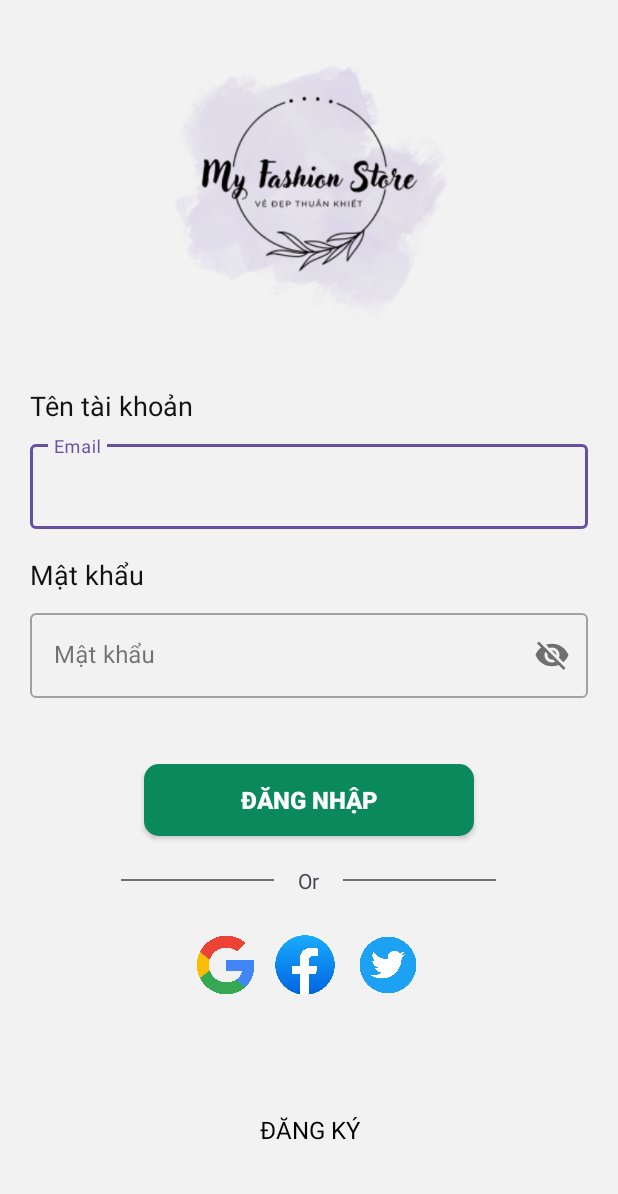
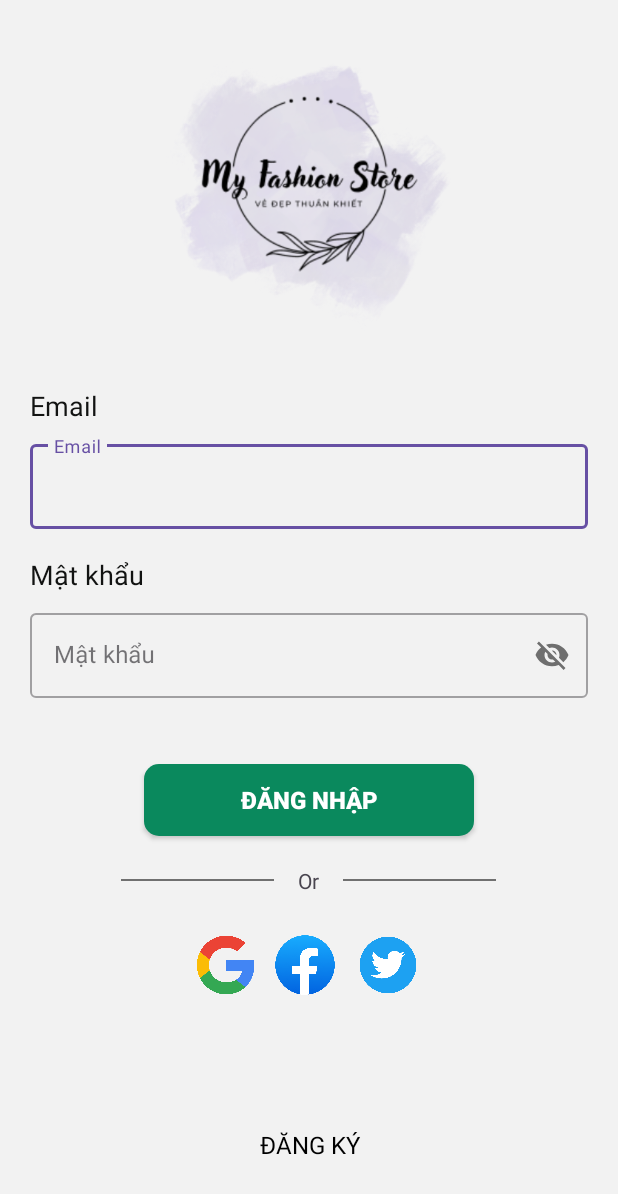
Before and after one commit to Quyenlaaaa/AppClothesStore, an Android app: the screen it shows after launch (SignInActivity), after a tap on "ĐĂNG NHẬP", on a phone screen of 412 x 824 dp. Shown: the top 1194 px of the screen. Run offline under Robolectric (Android 15) with nearby library versions, the phone set to English and light mode, and no system bars; our stand-ins replace Firebase (no records; nobody signed in at launch, a user with empty details on screens opened directly); 2 other taps on this screen came first.

Commit message:
update signin signup

```diff
--- a/app/build.gradle.kts
+++ b/app/build.gradle.kts
@@ -64,6 +64,8 @@ dependencies {
     implementation("androidx.compose.ui:ui-tooling-preview")
     implementation("androidx.compose.material3:material3")
     implementation("com.google.firebase:firebase-auth:22.3.0")
+    implementation("com.google.firebase:firebase-firestore:24.9.1")
+    implementation("com.google.firebase:firebase-database:20.3.0")
     //noinspection GradleCompatible
     testImplementation("junit:junit:4.13.2")
     androidTestImplementation("androidx.test.ext:junit:1.1.5")
--- a/app/src/main/java/com/example/app_banhangtructuyen/activity/SignInActivity.java
+++ b/app/src/main/java/com/example/app_banhangtructuyen/activity/SignInActivity.java
@@ -19,17 +19,17 @@ import com.google.firebase.auth.AuthResult;
 import com.google.firebase.auth.FirebaseAuth;
 
 public class SignInActivity extends AppCompatActivity {
-    private EditText editEmail, editPassword;
+    private EditText editemailPhone, editPassword;
     private Button btsignin;
     private TextView txtsignup;
-    private FirebaseAuth mAuth;
+    private FirebaseAuth fAuth;
 
     @Override
     protected void onCreate(Bundle savedInstanceState) {
         super.onCreate(savedInstanceState);
         setContentView(R.layout.activity_sign_in);
-        mAuth = FirebaseAuth.getInstance();
-        editEmail = findViewById(R.id.editEmailInput);
+        fAuth = FirebaseAuth.getInstance();
+        editemailPhone = findViewById(R.id.editPhoneInput);
         editPassword = findViewById(R.id.editPasswordInput);
         btsignin = findViewById(R.id.appCompatButton);
         txtsignup = findViewById(R.id.txtsignup);
@@ -51,15 +51,15 @@ public class SignInActivity extends AppCompatActivity {
     }
 
     private void signIn() {
-        String email,pass;
-        email=editEmail.getText().toString();
+        String email_phone,pass;
+        email_phone=editemailPhone.getText().toString();
         pass=editPassword.getText().toString();
 
-        if(TextUtils.isEmpty(email) || TextUtils.isEmpty(pass)){
-            Toast.makeText(this, "Email hoặc mật khẩu trống!", Toast.LENGTH_SHORT).show();
+        if(TextUtils.isEmpty(email_phone) || TextUtils.isEmpty(pass)){
+            Toast.makeText(this, "Eamil/Số điện thoại hoặc mật khẩu trống!", Toast.LENGTH_SHORT).show();
             return;
         }
-        mAuth.signInWithEmailAndPassword(email, pass).addOnCompleteListener(new OnCompleteListener<AuthResult>() {
+        fAuth.signInWithEmailAndPassword(email_phone, pass).addOnCompleteListener(new OnCompleteListener<AuthResult>() {
             @Override
             public void onComplete(@NonNull Task<AuthResult> task) {
                 if (task.isSuccessful()) {
@@ -69,7 +69,7 @@ public class SignInActivity extends AppCompatActivity {
                     finish();
                 }
                 else {
-                    Toast.makeText(SignInActivity.this, "Email hoặc mật khẩu sai!", Toast.LENGTH_SHORT).show();
+                    Toast.makeText(SignInActivity.this, "Email/Số điện thoại hoặc mật khẩu sai!", Toast.LENGTH_SHORT).show();
                 }
             }
         });
--- a/app/src/main/res/layout/activity_sign_in.xml
+++ b/app/src/main/res/layout/activity_sign_in.xml
@@ -25,7 +25,7 @@
             android:id="@+id/txtuser"
             android:layout_width="wrap_content"
             android:layout_height="wrap_content"
-            android:text="Tên tài khoản"
+            android:text="Email"
             android:textColor="#121312"
             android:textSize="18sp"
             />
@@ -39,7 +39,7 @@
             android:hint="Email"
             tools:ignore="MissingConstraints">
             <com.google.android.material.textfield.TextInputEditText
-                android:id="@+id/editEmailInput"
+                android:id="@+id/editPhoneInput"
                 android:layout_width="match_parent"
                 android:layout_height="wrap_content"
                 android:maxLines="1"
@@ -97,7 +97,6 @@
         android:layout_height="wrap_content"
         android:layout_marginTop="20dp"
         >
-
         <View
             android:id="@+id/view"
             android:layout_width="wrap_content"
@@ -105,7 +104,6 @@
             android:layout_gravity="center_vertical"
             android:layout_weight="1"
             android:background="#707070" />
-
         <TextView
             android:layout_width="wrap_content"
             android:layout_height="wrap_content"
@@ -131,7 +129,6 @@
         android:layout_height="wrap_content"
         android:layout_marginTop="24dp"
         >
-
         <ImageView
             android:layout_width="40dp"
             android:layout_height="40dp"
@@ -155,7 +152,7 @@
     </LinearLayout>
 
     <TextView
-        android:layout_marginBottom="60dp"
+        android:layout_marginBottom="50dp"
         android:layout_centerHorizontal="true"
         android:layout_alignParentBottom="true"
         android:id="@+id/txtsignup"
--- a/app/src/main/res/layout/activity_sign_up.xml
+++ b/app/src/main/res/layout/activity_sign_up.xml
@@ -116,13 +116,13 @@
             android:layout_width="wrap_content"
             android:layout_height="wrap_content"
             android:layout_marginTop="10dp"
-            android:hint="Nhập email"
+            android:hint="Nhập Email"
             app:layout_constraintEnd_toEndOf="parent"
             app:layout_constraintStart_toStartOf="parent"
-            app:layout_constraintTop_toBottomOf="@+id/txtemail">
+            app:layout_constraintTop_toBottomOf="@+id/txtsdt">
 
             <com.google.android.material.textfield.TextInputEditText
-                android:id="@+id/editemailInput"
+                android:id="@+id/editsdtInput"
                 android:layout_width="320sp"
                 android:layout_height="wrap_content"
                 android:maxLines="1" />
--- a/build.gradle.kts
+++ b/build.gradle.kts
@@ -5,7 +5,7 @@ buildscript{
         mavenCentral()
     }
     dependencies{
-        classpath ("com.android.tools.build:gradle:4.1.3")
+        classpath ("com.android.tools.build:gradle:7.0.2")
         classpath("com.google.gms:google-services:4.4.0")
     }
 }
```
Also changed, not shown: app/src/main/java/com/example/app_banhangtructuyen/activity/SignUpActivity.java (+30 -20 lines), app/src/main/java/com/example/app_banhangtructuyen/model/KhachhangClass.java (added, +47 -0 lines), 1 other file.
